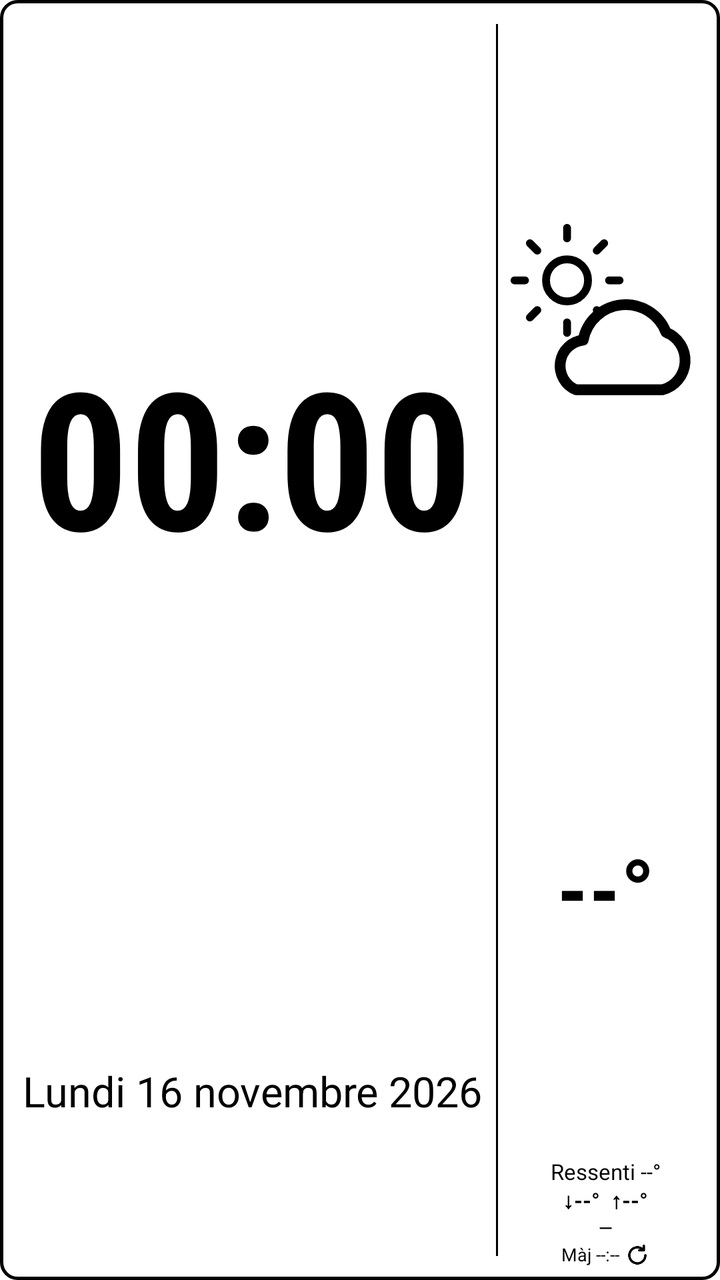
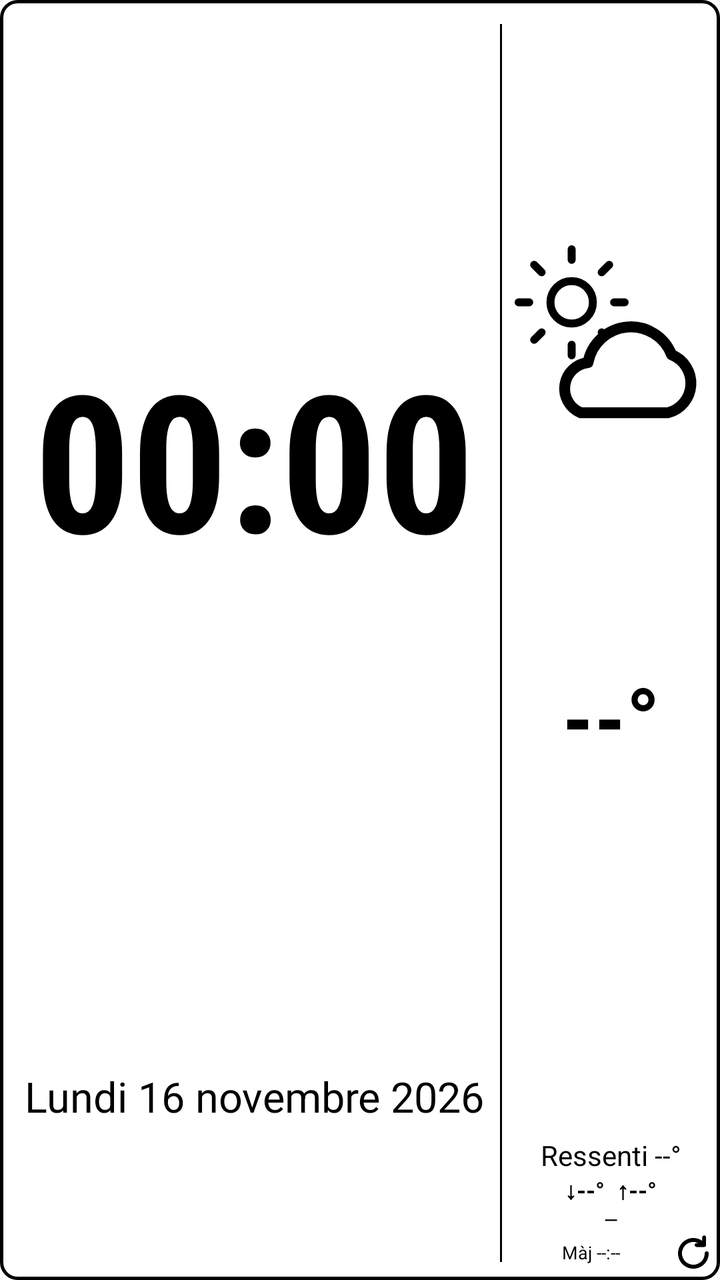

An Android layout rendered at two revisions. The XML below is the earlier revision; the diff shows what the commit changed to produce the second picture.
<!-- AndroidManifest.xml: application theme AppTheme -->
<!-- res/layout/widget_clock_weather.xml -->
<?xml version="1.0" encoding="utf-8"?>
<LinearLayout xmlns:android="http://schemas.android.com/apk/res/android"
    android:id="@+id/widget_root"
    android:layout_width="match_parent"
    android:layout_height="match_parent"
    android:background="@drawable/widget_background"
    android:orientation="horizontal"
    android:padding="6dp">

    
    <LinearLayout
        android:id="@+id/clock_area"
        android:layout_width="0dp"
        android:layout_height="match_parent"
        android:layout_weight="3"
        android:orientation="vertical"
        android:paddingStart="4dp"
        android:paddingEnd="6dp">

        <TextClock
            android:id="@+id/time"
            android:layout_width="match_parent"
            android:layout_height="0dp"
            android:layout_weight="2.6"
            android:autoSizeMaxTextSize="96sp"
            android:autoSizeMinTextSize="24sp"
            android:autoSizeStepGranularity="2sp"
            android:autoSizeTextType="uniform"
            android:fontFamily="sans-serif-condensed"
            android:format12Hour="HH:mm"
            android:format24Hour="HH:mm"
            android:gravity="center"
            android:includeFontPadding="false"
            android:maxLines="1"
            android:textColor="#000000"
            android:textStyle="bold" />

        <TextView
            android:id="@+id/date"
            android:layout_width="match_parent"
            android:layout_height="0dp"
            android:layout_weight="1"
            android:autoSizeMaxTextSize="24sp"
            android:autoSizeMinTextSize="10sp"
            android:autoSizeStepGranularity="1sp"
            android:autoSizeTextType="uniform"
            android:gravity="center"
            android:includeFontPadding="false"
            android:maxLines="1"
            android:text="Lundi 16 novembre 2026"
            android:textColor="#000000" />
    </LinearLayout>

    
    <FrameLayout
        android:layout_width="1dp"
        android:layout_height="match_parent"
        android:layout_marginTop="6dp"
        android:layout_marginBottom="6dp"
        android:background="#000000" />

    
    <LinearLayout
        android:id="@+id/weather_area"
        android:layout_width="0dp"
        android:layout_height="match_parent"
        android:layout_weight="1.3"
        android:gravity="center_horizontal"
        android:orientation="vertical"
        android:paddingStart="3dp">

        
        <ImageView
            android:id="@+id/weather_icon"
            android:layout_width="match_parent"
            android:layout_height="0dp"
            android:layout_weight="1.15"
            android:scaleType="fitCenter"
            android:src="@drawable/ic_w_partly_day" />

        <TextView
            android:id="@+id/temp"
            android:layout_width="match_parent"
            android:layout_height="0dp"
            android:layout_weight="1"
            android:autoSizeMaxTextSize="44sp"
            android:autoSizeMinTextSize="16sp"
            android:autoSizeStepGranularity="1sp"
            android:autoSizeTextType="uniform"
            android:fontFamily="sans-serif-condensed"
            android:gravity="center"
            android:includeFontPadding="false"
            android:maxLines="1"
            android:text="--°"
            android:textColor="#000000"
            android:textStyle="bold" />

        <TextView
            android:id="@+id/feels"
            style="@style/WidgetSmallLine"
            android:text="Ressenti --°" />

        <TextView
            android:id="@+id/minmax"
            style="@style/WidgetSmallLine"
            android:text="↓--°  ↑--°"
            android:textStyle="bold" />

        <TextView
            android:id="@+id/place"
            style="@style/WidgetSmallLine"
            android:ellipsize="end"
            android:fontFamily="sans-serif-condensed"
            android:text="—" />

        <LinearLayout
            android:id="@+id/refresh_row"
            android:layout_width="match_parent"
            android:layout_height="wrap_content"
            android:layout_marginTop="1dp"
            android:gravity="center"
            android:orientation="horizontal">

            <TextView
                android:id="@+id/updated"
                android:layout_width="wrap_content"
                android:layout_height="wrap_content"
                android:includeFontPadding="false"
                android:maxLines="1"
                android:text="Màj --:--"
                android:textColor="#000000"
                android:textSize="9sp" />

            <ImageView
                android:id="@+id/refresh_icon"
                android:layout_width="12dp"
                android:layout_height="12dp"
                android:layout_marginStart="3dp"
                android:src="@drawable/ic_refresh" />
        </LinearLayout>
    </LinearLayout>
</LinearLayout>
<!-- resources referenced by this layout -->
<resources>
  <!-- drawable ic_refresh (drawable) -->
  <?xml version="1.0" encoding="utf-8"?>
  <vector xmlns:android="http://schemas.android.com/apk/res/android"
      android:width="16dp" android:height="16dp"
      android:viewportWidth="24" android:viewportHeight="24">
      <path android:pathData="M20,12 A8,8 0 1 1 17.66,6.34" android:fillColor="#00000000" android:strokeColor="#000000"
          android:strokeWidth="2.4" android:strokeLineCap="round" android:strokeLineJoin="round" />
      <path android:pathData="M18.5,2.5 V7 H14" android:fillColor="#00000000" android:strokeColor="#000000"
          android:strokeWidth="2.4" android:strokeLineCap="round" android:strokeLineJoin="round" />
  </vector>
  <!-- drawable widget_background (drawable) -->
  <?xml version="1.0" encoding="utf-8"?>
  <shape xmlns:android="http://schemas.android.com/apk/res/android" android:shape="rectangle">
      <solid android:color="#FFFFFF" />
      <stroke android:width="1.5dp" android:color="#000000" />
      <corners android:radius="8dp" />
  </shape>
  <style name="WidgetSmallLine">
          <item name="android:layout_width">match_parent</item>
          
          <item name="android:layout_height">wrap_content</item>
          <item name="android:gravity">center</item>
          <item name="android:includeFontPadding">false</item>
          <item name="android:lineSpacingMultiplier">0.9</item>
          <item name="android:maxLines">1</item>
          <item name="android:ellipsize">end</item>
          <item name="android:textColor">#000000</item>
          <item name="android:textSize">11sp</item>
      </style>
  <style name="AppTheme" parent="android:Theme.Material.Light.NoActionBar">
          <item name="android:windowBackground">@android:color/white</item>
          <item name="android:colorPrimary">#000000</item>
          <item name="android:colorPrimaryDark">#000000</item>
          <item name="android:colorAccent">#000000</item>
          <item name="android:statusBarColor">#FFFFFF</item>
          <item name="android:windowLightStatusBar">true</item>
          <item name="android:textColorPrimary">#000000</item>
          <item name="android:textColorSecondary">#000000</item>
      </style>
  <!-- unchanged entries left out for length: 1 -->
</resources>

<!-- the commit's change to res/layout/widget_clock_weather.xml (unified diff, before → after) -->
@@ -5,7 +5,10 @@
     android:layout_height="match_parent"
     android:background="@drawable/widget_background"
     android:orientation="horizontal"
-    android:padding="6dp">
+    android:paddingStart="6dp"
+    android:paddingTop="6dp"
+    android:paddingEnd="3dp"
+    android:paddingBottom="3dp">
 
     
     <LinearLayout
@@ -70,11 +73,14 @@
         android:paddingStart="3dp">
 
         
+        
         <ImageView
             android:id="@+id/weather_icon"
-            android:layout_width="match_parent"
+            android:layout_width="wrap_content"
             android:layout_height="0dp"
-            android:layout_weight="1.15"
+            android:layout_gravity="center_horizontal"
+            android:layout_weight="1.4"
+            android:adjustViewBounds="true"
             android:scaleType="fitCenter"
             android:src="@drawable/ic_w_partly_day" />
 
@@ -88,7 +94,7 @@
             android:autoSizeStepGranularity="1sp"
             android:autoSizeTextType="uniform"
             android:fontFamily="sans-serif-condensed"
-            android:gravity="center"
+            android:gravity="center_horizontal|top"
             android:includeFontPadding="false"
             android:maxLines="1"
             android:text="--°"
@@ -97,12 +103,12 @@
 
         <TextView
             android:id="@+id/feels"
-            style="@style/WidgetSmallLine"
+            style="@style/WidgetMediumLine"
             android:text="Ressenti --°" />
 
         <TextView
             android:id="@+id/minmax"
-            style="@style/WidgetSmallLine"
+            style="@style/WidgetMediumLine"
             android:text="↓--°  ↑--°"
             android:textStyle="bold" />
 
@@ -113,18 +119,20 @@
             android:fontFamily="sans-serif-condensed"
             android:text="—" />
 
+        
         <LinearLayout
             android:id="@+id/refresh_row"
             android:layout_width="match_parent"
             android:layout_height="wrap_content"
-            android:layout_marginTop="1dp"
-            android:gravity="center"
+            android:gravity="center_vertical|end"
             android:orientation="horizontal">
 
             <TextView
                 android:id="@+id/updated"
-                android:layout_width="wrap_content"
+                android:layout_width="0dp"
                 android:layout_height="wrap_content"
+                android:layout_weight="1"
+                android:gravity="center"
                 android:includeFontPadding="false"
                 android:maxLines="1"
                 android:text="Màj --:--"
@@ -133,9 +141,8 @@
 
             <ImageView
                 android:id="@+id/refresh_icon"
-                android:layout_width="12dp"
-                android:layout_height="12dp"
-                android:layout_marginStart="3dp"
+                android:layout_width="20dp"
+                android:layout_height="20dp"
                 android:src="@drawable/ic_refresh" />
         </LinearLayout>
     </LinearLayout>
<!-- resource entries referenced after the edit -->
@@ -17,6 +17,18 @@
       <stroke android:width="1.5dp" android:color="#000000" />
       <corners android:radius="8dp" />
   </shape>
+  <style name="WidgetMediumLine">
+          <item name="android:layout_width">match_parent</item>
+          <item name="android:layout_height">17dp</item>
+          <item name="android:gravity">center</item>
+          <item name="android:includeFontPadding">false</item>
+          <item name="android:maxLines">1</item>
+          <item name="android:textColor">#000000</item>
+          <item name="android:autoSizeTextType">uniform</item>
+          <item name="android:autoSizeMinTextSize">9sp</item>
+          <item name="android:autoSizeMaxTextSize">15sp</item>
+          <item name="android:autoSizeStepGranularity">1sp</item>
+      </style>
   <style name="WidgetSmallLine">
           <item name="android:layout_width">match_parent</item>
           
